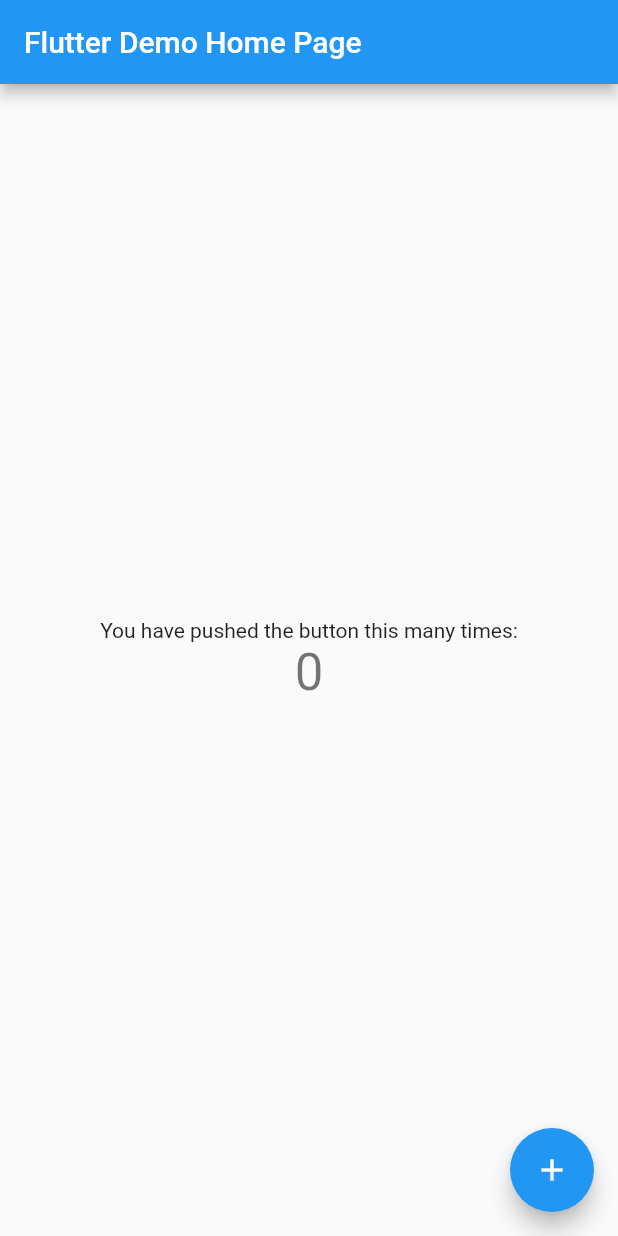
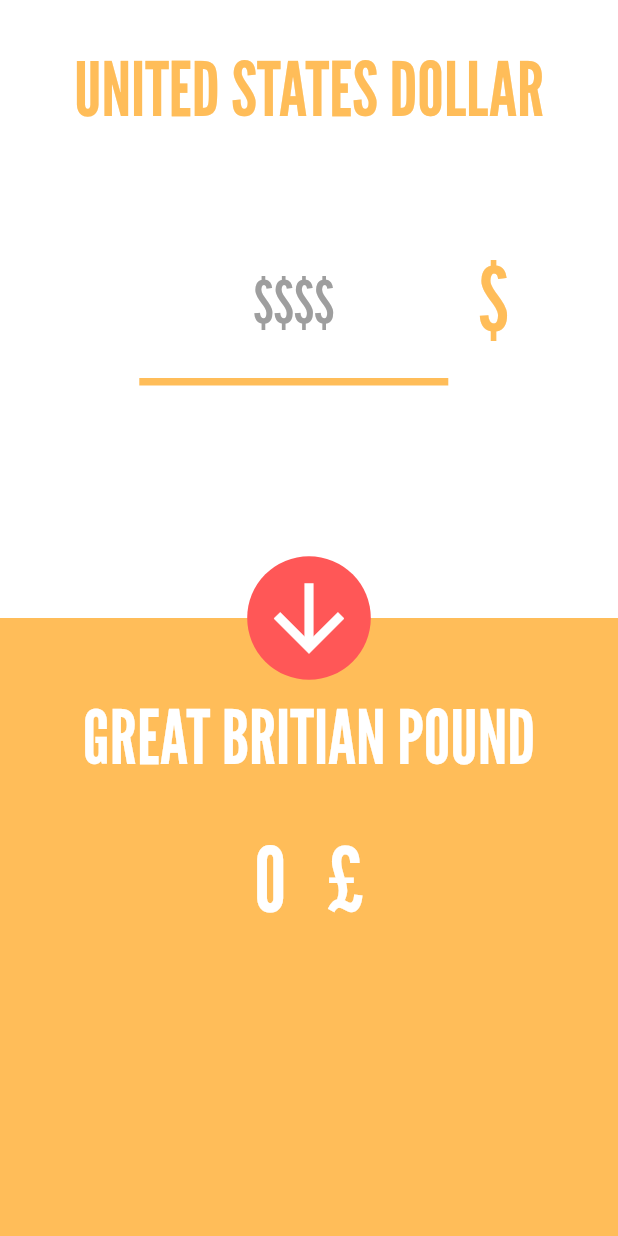
Before and after one commit to AasharWahla/currency_converter, a Flutter app: the screen it shows after launch, on a phone screen of 412 x 824 dp. Run offline on Flutter 3.47's test engine with Material 2 defaults, Android fonts, the phone set to English and light mode, and no system bars.

```diff
--- a/lib/main.dart
+++ b/lib/main.dart
@@ -1,4 +1,5 @@
 import 'package:flutter/material.dart';
+import './widgets/backgroud.dart';
 
 void main() => runApp(MyApp());
 
@@ -7,105 +8,27 @@ class MyApp extends StatelessWidget {
   @override
   Widget build(BuildContext context) {
     return MaterialApp(
-      title: 'Flutter Demo',
+      debugShowCheckedModeBanner: false,
+      title: 'Currency Converter',
       theme: ThemeData(
-        // This is the theme of your application.
-        //
-        // Try running your application with "flutter run". You'll see the
-        // application has a blue toolbar. Then, without quitting the app, try
-        // changing the primarySwatch below to Colors.green and then invoke
-        // "hot reload" (press "r" in the console where you ran "flutter run",
-        // or simply save your changes to "hot reload" in a Flutter IDE).
-        // Notice that the counter didn't reset back to zero; the application
-        // is not restarted.
         primarySwatch: Colors.blue,
       ),
-      home: MyHomePage(title: 'Flutter Demo Home Page'),
+      home: MyHomePage(),
     );
   }
 }
-
 class MyHomePage extends StatefulWidget {
-  MyHomePage({Key key, this.title}) : super(key: key);
-
-  // This widget is the home page of your application. It is stateful, meaning
-  // that it has a State object (defined below) that contains fields that affect
-  // how it looks.
-
-  // This class is the configuration for the state. It holds the values (in this
-  // case the title) provided by the parent (in this case the App widget) and
-  // used by the build method of the State. Fields in a Widget subclass are
-  // always marked "final".
-
-  final String title;
-
   @override
   _MyHomePageState createState() => _MyHomePageState();
 }
 
 class _MyHomePageState extends State<MyHomePage> {
-  int _counter = 0;
-
-  void _incrementCounter() {
-    setState(() {
-      // This call to setState tells the Flutter framework that something has
-      // changed in this State, which causes it to rerun the build method below
-      // so that the display can reflect the updated values. If we changed
-      // _counter without calling setState(), then the build method would not be
-      // called again, and so nothing would appear to happen.
-      _counter++;
-    });
-  }
-
   @override
   Widget build(BuildContext context) {
-    // This method is rerun every time setState is called, for instance as done
-    // by the _incrementCounter method above.
-    //
-    // The Flutter framework has been optimized to make rerunning build methods
-    // fast, so that you can just rebuild anything that needs updating rather
-    // than having to individually change instances of widgets.
     return Scaffold(
-      appBar: AppBar(
-        // Here we take the value from the MyHomePage object that was created by
-        // the App.build method, and use it to set our appbar title.
-        title: Text(widget.title),
-      ),
-      body: Center(
-        // Center is a layout widget. It takes a single child and positions it
-        // in the middle of the parent.
-        child: Column(
-          // Column is also a layout widget. It takes a list of children and
-          // arranges them vertically. By default, it sizes itself to fit its
-          // children horizontally, and tries to be as tall as its parent.
-          //
-          // Invoke "debug painting" (press "p" in the console, choose the
-          // "Toggle Debug Paint" action from the Flutter Inspector in Android
-          // Studio, or the "Toggle Debug Paint" command in Visual Studio Code)
-          // to see the wireframe for each widget.
-          //
-          // Column has various properties to control how it sizes itself and
-          // how it positions its children. Here we use mainAxisAlignment to
-          // center the children vertically; the main axis here is the vertical
-          // axis because Columns are vertical (the cross axis would be
-          // horizontal).
-          mainAxisAlignment: MainAxisAlignment.center,
-          children: <Widget>[
-            Text(
-              'You have pushed the button this many times:',
-            ),
-            Text(
-              '$_counter',
-              style: Theme.of(context).textTheme.display1,
-            ),
-          ],
-        ),
-      ),
-      floatingActionButton: FloatingActionButton(
-        onPressed: _incrementCounter,
-        tooltip: 'Increment',
-        child: Icon(Icons.add),
-      ), // This trailing comma makes auto-formatting nicer for build methods.
+        body: Background(
+            mediaQuery: MediaQuery.of(context)
+        )
     );
   }
 }
--- /dev/null
+++ b/lib/widgets/backgroud.dart
@@ -0,0 +1,140 @@
+import 'package:flutter/cupertino.dart';
+import 'package:flutter/material.dart';
+
+class Background extends StatefulWidget {
+  final MediaQueryData mediaQuery;
+  Background({this.mediaQuery});
+
+  @override
+  _BackgroundState createState() => _BackgroundState();
+}
+
+class _BackgroundState extends State<Background> {
+  @override
+  TextEditingController txtController= TextEditingController();
+  convertedValue (){
+    if(txtController.text == ""){
+      return '0';
+    }
+    var x = 0.8;
+    var y = double.parse(txtController.text);
+    var z =  x*y;
+    return z.toStringAsFixed(2);
+  }
+  Widget build(BuildContext context) {
+    var height = widget.mediaQuery.size.height ;
+    var width = widget.mediaQuery.size.width;
+    return SingleChildScrollView(
+      child: Stack(
+        children: <Widget>[
+          Column(
+         children: <Widget>[
+           Container(
+             padding: EdgeInsets.only(top: 30),
+             width: double.infinity,
+             height: height*.5,
+             decoration: BoxDecoration(
+               color: Colors.white
+             ),
+             child: Column(
+               children: <Widget>[
+                 Text('UNITED STATES DOLLAR',
+                   style: TextStyle(
+                       color: Color(0xFFFFBD59),
+                       fontSize: 50,
+                       fontFamily: 'LeagueGothic'),
+                 ),
+                 Row(
+                   mainAxisAlignment: MainAxisAlignment.center,
+                   children: <Widget>[
+                     Container(
+                       margin: EdgeInsets.fromLTRB(20, 50, 20, 0),
+                        padding: EdgeInsets.all(0),
+                        width: width*.5,
+//                   padding: EdgeInsets.only(bottom: 1),
+                       decoration: BoxDecoration(
+                         border: Border(
+                           bottom: BorderSide(width: 5, color: Color(0xFFFFBD59))
+                         )
+                       ),
+                       child: TextField(
+                         onEditingComplete: (){
+                           print(txtController.text);
+                           FocusScope.of(context).requestFocus(FocusNode());
+                         },
+                         textAlign: TextAlign.center,
+                         decoration: InputDecoration(
+                           hintText: '\$\$\$\$',
+                            hintStyle: TextStyle(fontSize: 40,fontFamily: 'LeagueGothic',color: Colors.grey),
+                            border: new OutlineInputBorder(
+                              borderSide: BorderSide.none
+                            ),
+                           labelStyle: TextStyle(
+                               fontSize: 30
+                           ),
+                         ),
+                         style: TextStyle(
+                           fontSize: 60,fontFamily: 'LeagueGothic',color: Color(0xFFFFBD59)
+                         ),
+                         keyboardType: TextInputType.numberWithOptions(),
+                         controller: txtController,
+                       ),
+                     ),
+                     Container(
+                       margin: EdgeInsets.only(top: 56),
+                         child: Text('\$', style: TextStyle(fontSize: 60,fontFamily: 'LeagueGothic',color: Color(0xFFFFBD59)),
+                         ),
+                     )
+                   ],
+                 )
+               ],
+             ),
+           ),
+           Container(
+             padding: EdgeInsets.only(top: 50),
+             height: height*.5,
+             decoration: BoxDecoration(
+               color: Color(0xFFFFBD59),
+             ),
+             width: double.infinity,
+             child: Column(
+               children: <Widget>[
+                 Text('GREAT BRITIAN POUND',
+                   style: TextStyle(
+                       color: Colors.white,
+                       fontSize: 50,
+                       fontFamily: 'LeagueGothic',
+                   ),
+                 ),
+                 SizedBox(
+                   height: 30,
+                 ),
+                 Text( convertedValue().toString() + '   £',
+                   style: TextStyle(
+                     color: Colors.white,
+                     fontSize: 60,
+                     fontFamily: 'LeagueGothic',
+                   ),
+                 ),
+               ],
+             ),
+           ),
+         ],
+        ),
+          Positioned(
+            top: height * .45,
+            width: width,
+            height: height*.1,
+            child: Container(
+              decoration: BoxDecoration(
+                shape: BoxShape.circle,
+                color: Color(0xFFFF5757),
+              ),
+              child: Icon(Icons.arrow_downward, color: Colors.white, size: 70, ),
+            ),
+          )
+      ],
+      ),
+    );
+  }
+}
```
Also changed, not shown: pubspec.yaml (+4 -4 lines), assets/fonts/LeagueGothic-Regular.otf (added).
